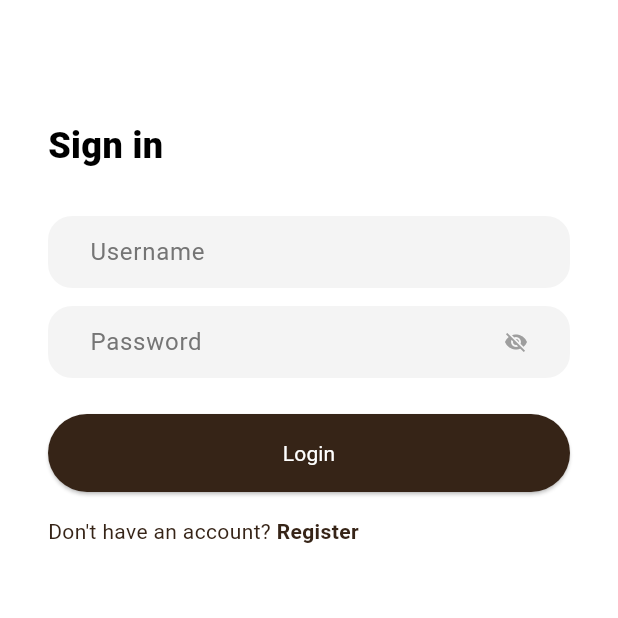
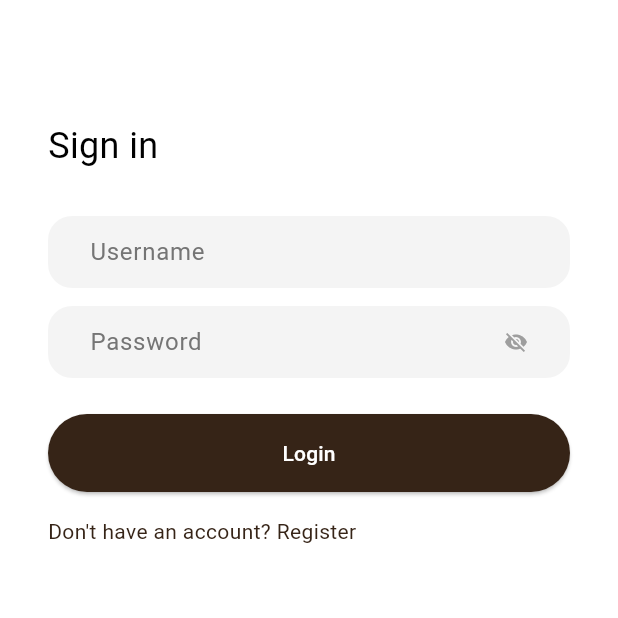
Before and after one commit to F03-PBP/SoundNest-mobile, a Flutter app: the screen it shows after launch, after a tap on "Login", on a phone screen of 412 x 824 dp, the top half of it. Run offline on Flutter 3.47's test engine with Material 3 defaults, Android fonts, the phone set to English and light mode, and no system bars; missing offline and left inert: pbp_django_auth.

Commit message:
Fixing some bugs

```diff
--- a/lib/authentication/screen/login.dart
+++ b/lib/authentication/screen/login.dart
@@ -5,6 +5,7 @@ import 'package:provider/provider.dart';
 import 'package:soundnest_mobile/authentication/models/user_model.dart';
 
 import 'package:soundnest_mobile/authentication/screen/register.dart';
+import 'package:soundnest_mobile/discussions/forum_screen.dart';
 import 'package:soundnest_mobile/reviews/screen/reviews.dart';
 import 'package:soundnest_mobile/authentication/widgets/input.dart';
 
@@ -41,7 +42,6 @@ class _LoginPageState extends State<LoginPage> {
                     'Sign in',
                     style: TextStyle(
                       fontSize: 24,
-                      fontWeight: FontWeight.w900,
                     ),
                   ),
                   const SizedBox(height: 30.0),
@@ -82,7 +82,7 @@ class _LoginPageState extends State<LoginPage> {
                           Navigator.pushReplacement(
                             context,
                             MaterialPageRoute(
-                                builder: (context) => const MyHomePage()),
+                                builder: (context) => const ForumScreen()),
                           );
                           ScaffoldMessenger.of(context)
                             ..hideCurrentSnackBar()
@@ -122,7 +122,6 @@ class _LoginPageState extends State<LoginPage> {
                       'Login',
                       style: TextStyle(
                         fontSize: 14,
-                        fontWeight: FontWeight.w400,
                       ),
                     ),
                   ),
@@ -145,9 +144,7 @@ class _LoginPageState extends State<LoginPage> {
                         children: const <TextSpan>[
                           TextSpan(
                             text: 'Register', // Teks bold
-                            style: TextStyle(
-                              fontWeight: FontWeight.bold,
-                            ),
+                            style: TextStyle(),
                           ),
                         ],
                       ),
--- a/lib/authentication/screen/logo.dart
+++ b/lib/authentication/screen/logo.dart
@@ -36,7 +36,6 @@ class _LogoPageState extends State<LogoPage> {
             style: TextStyle(
               color: Colors.white,
               fontSize: 24.0,
-              fontWeight: FontWeight.bold,
               fontFamily: 'Inter',
             ),
           ),
--- a/lib/authentication/screen/profile.dart
+++ b/lib/authentication/screen/profile.dart
@@ -68,7 +68,6 @@ class ProfilePage extends StatelessWidget {
                   style: TextStyle(
                     color: Colors.red,
                     fontSize: 14,
-                    fontWeight: FontWeight.bold,
                   ),
                 ),
               ),
--- a/lib/authentication/screen/register.dart
+++ b/lib/authentication/screen/register.dart
@@ -61,7 +61,6 @@ class _RegisterPageState extends State<RegisterPage> {
                     'Register',
                     style: TextStyle(
                       fontSize: 24,
-                      fontWeight: FontWeight.w900,
                     ),
                   ),
                   const SizedBox(height: 30.0),
--- a/lib/reviews/screen/reviews.dart
+++ b/lib/reviews/screen/reviews.dart
@@ -17,7 +17,6 @@ class MyHomePage extends StatelessWidget {
           'Click Coffee',
           style: TextStyle(
             color: Colors.white,
-            fontWeight: FontWeight.bold,
           ),
         ),
         // Warna latar belakang AppBar diambil dari skema warna tema aplikasi.
@@ -56,7 +55,6 @@ class MyHomePage extends StatelessWidget {
                     child: Text(
                       'Welcome to Click Coffee',
                       style: TextStyle(
-                        fontWeight: FontWeight.bold,
                         fontSize: 18.0,
                       ),
                     ),
@@ -103,7 +101,7 @@ class InfoCard extends StatelessWidget {
           children: [
             Text(
               title,
-              style: const TextStyle(fontWeight: FontWeight.bold),
+              style: const TextStyle(),
             ),
             const SizedBox(height: 8.0),
             Text(content),
```
Also changed, not shown: lib/discussions/forum_screen.dart (+52 -4 lines), lib/discussions/widgets/post_card.dart (renamed from lib/widgets/post_card.dart), lib/discussions/widgets/reply_card.dart (renamed from lib/widgets/reply_card.dart).
